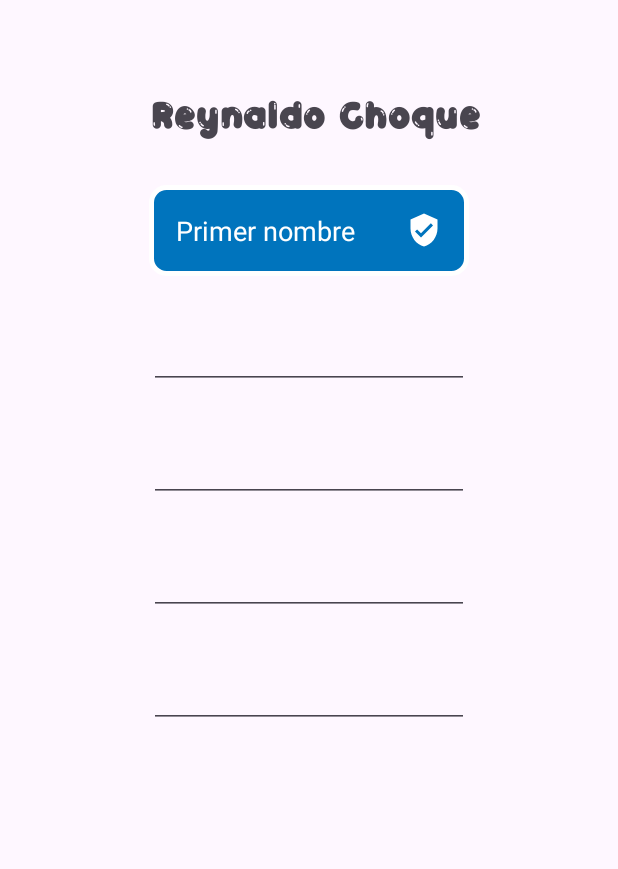
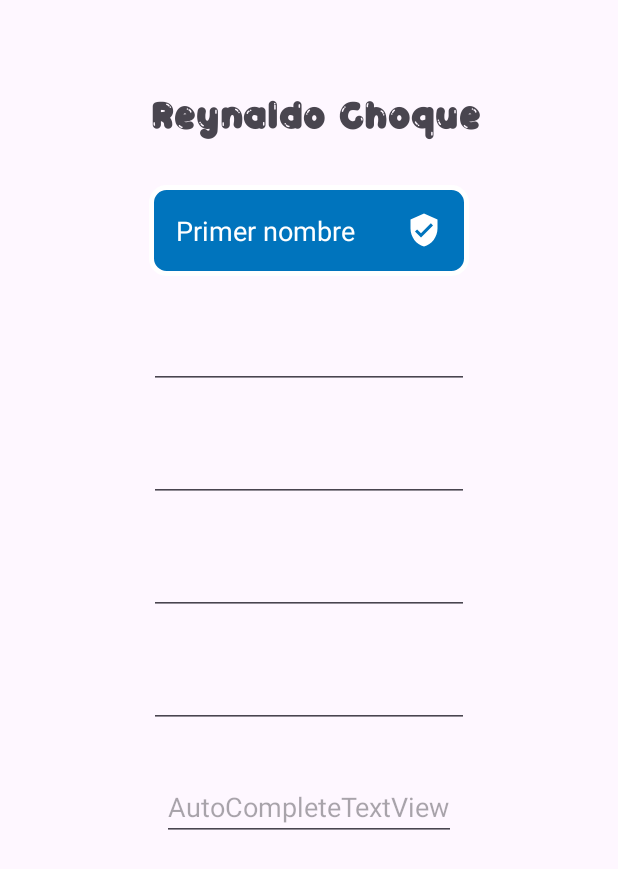
Before and after one commit to rrchoque/rrchoque-netzun-kotlin-avanzado-parte-2, an Android app: the layout activity_main.xml on its own in the app's theme, with its tools: preview values and no code run, on a phone screen of 412 x 824 dp. Shown: the top 869 px of the screen. Run offline under Robolectric (Android 15) with nearby library versions, the phone set to English and light mode, and no system bars.

Commit message:
Se terminó la cápsula 8 del módulo 01: AutoCompleteTextView

```diff
--- a/EmptyApp/app/src/main/res/layout/activity_main.xml
+++ b/EmptyApp/app/src/main/res/layout/activity_main.xml
@@ -79,4 +79,14 @@
         app:layout_constraintStart_toStartOf="parent"
         app:layout_constraintTop_toBottomOf="@+id/editTextTextEmailAddress" />
 
+    <AutoCompleteTextView
+        android:id="@+id/autoCompleteTextView"
+        android:layout_width="wrap_content"
+        android:layout_height="wrap_content"
+        android:hint="AutoCompleteTextView"
+        android:layout_marginTop="30dp"
+        app:layout_constraintEnd_toEndOf="parent"
+        app:layout_constraintStart_toStartOf="parent"
+        app:layout_constraintTop_toBottomOf="@+id/editTextPhone" />
+
 </androidx.constraintlayout.widget.ConstraintLayout>
```
Also changed, not shown: EmptyApp/app/src/main/java/com/example/emptyapp/MainActivity.kt (+10 -0 lines), EmptyApp/app/src/main/res/values/strings.xml (+11 -0 lines).
